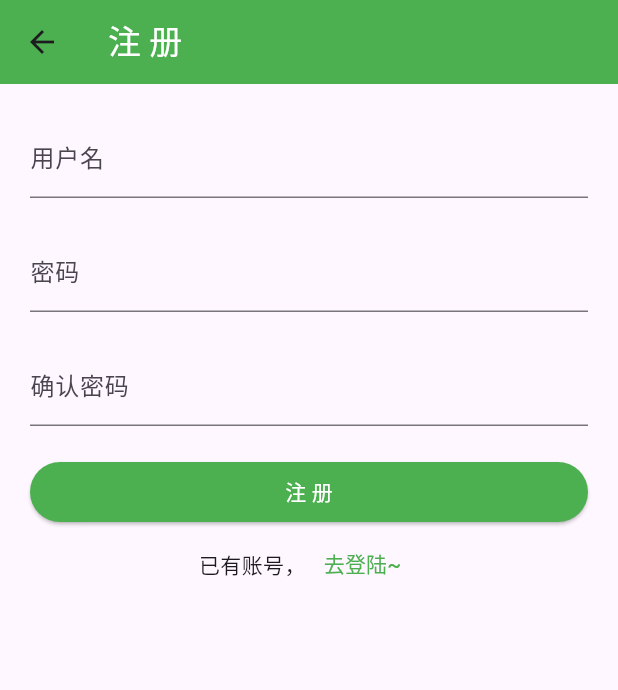
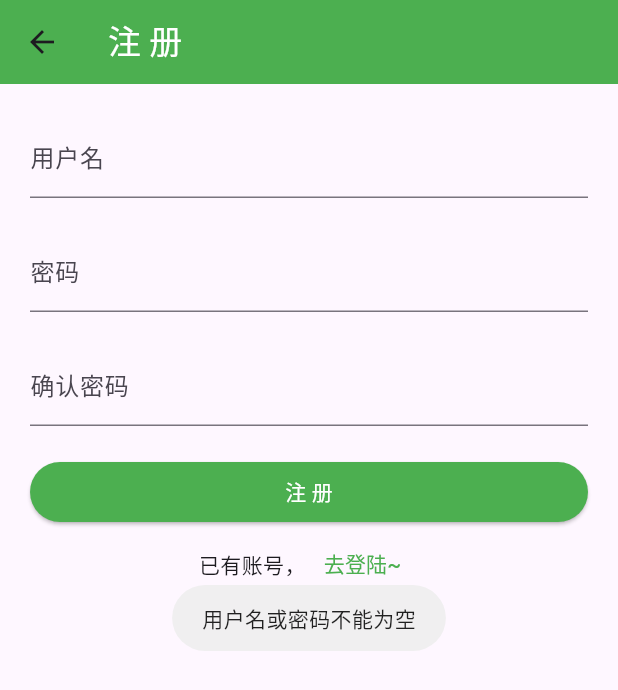
Before and after one commit to lwnull2018/flutter_demo, a Flutter app: the RegisterPage screen opened by its route, after a tap on "注 册", on a phone screen of 412 x 824 dp. Shown: the top 690 px of the screen. Run offline on Flutter 3.47's test engine with Material 3 defaults, Android fonts, the phone set to English and light mode, and no system bars; our stand-ins replace cached_network_image, card_swiper, dio, fluro, fluttertoast, image_picker and 1 more; network calls fail.

Commit message:
1.封闭dio； 2.注册联调;

```diff
--- a/hook_up_rent/lib/config.dart
+++ b/hook_up_rent/lib/config.dart
@@ -1,5 +1,5 @@
 class Config {
   static const CommonIcon = 'CommonIcon';
   static const BaseUrl =
-      'https://www.fastmock.site/mock/432a14676095fee4c04836707d74972f/api';
+      'http://localhost:8080/';
 }
--- a/hook_up_rent/lib/pages/register.dart
+++ b/hook_up_rent/lib/pages/register.dart
@@ -1,21 +1,68 @@
 //1.新建 /pages/home/index.dart
+import 'dart:convert';
+
 //2.添加 material、 page_content 依赖
+import 'package:dio/dio.dart';
 import 'package:flutter/material.dart';
-import 'package:hook_up_rent/widgets/page_content.dart';
+import 'package:hook_up_rent/utils/common_toast.dart';
+
+import '../utils/dio_http.dart';
+import '../utils/string_is_null_or_empty.dart';
 
 //3.编写无状态组件
-
 class RegisterPage extends StatefulWidget {
   const RegisterPage({super.key});
-
 
   @override
   State<StatefulWidget> createState() => _RegisterPageState();
 }
 
 class _RegisterPageState extends State<RegisterPage> {
+  var usernameController = TextEditingController();
+  var passwordController = TextEditingController();
+  var repeatPasswordController = TextEditingController();
 
   bool showPassword = false;
+
+  //注册请求
+  _registerHandler() async {
+    var username = usernameController.text;
+    var password = passwordController.text;
+    var repeatPassword = repeatPasswordController.text;
+
+    if (stringIsNullOrEmpty(username) || stringIsNullOrEmpty(password)) {
+      CommonToast.showToast('用户名或密码不能为空');
+      return;
+    }
+
+    if (password != repeatPassword) {
+      CommonToast.showToast('两次输入的密码不一致');
+      return;
+    }
+
+    var path = "/user/register";
+    var data = {"username": username, "password": password};
+    FormData formData =
+        FormData.fromMap({"username": username, "password": password});
+
+    try {
+      var res = await DioHttp.of(context).post(path, data);
+      print('*** *** res = $res');
+      //解析返回结果
+      var resString = json.decode(res.toString());
+      int status = resString['status'];
+      String description = resString['description'] ?? '内部错误';
+      CommonToast.showToast(description);
+      if (status.toString().startsWith('2')) {
+        Navigator.of(context).pushReplacementNamed('/login');
+      }
+
+    } catch (e) {
+      // Handle other format or parsing issues
+      print('&&&& Unexpected error during parsing: $e');
+    }
+
+  }
 
   @override
   Widget build(BuildContext context) {
@@ -23,20 +70,25 @@ class _RegisterPageState extends State<RegisterPage> {
     return Scaffold(
       appBar: AppBar(
         backgroundColor: Colors.green,
-        title: const Text('注 册', style: TextStyle(color: Colors.white),),
+        title: const Text(
+          '注 册',
+          style: TextStyle(color: Colors.white),
+        ),
       ),
       body: SafeArea(
         minimum: const EdgeInsets.all(20),
         child: ListView(
           children: [
-            const TextField(
-              decoration: InputDecoration(
+            TextField(
+              controller: usernameController,
+              decoration: const InputDecoration(
                 labelText: '用户名',
                 hintText: '请输入用户名',
               ),
             ),
             const Padding(padding: EdgeInsets.all(10)),
             TextField(
+              controller: passwordController,
               obscureText: !showPassword,
               decoration: const InputDecoration(
                 labelText: '密码',
@@ -45,6 +97,7 @@ class _RegisterPageState extends State<RegisterPage> {
             ),
             const Padding(padding: EdgeInsets.all(10)),
             TextField(
+              controller: repeatPasswordController,
               obscureText: !showPassword,
               decoration: const InputDecoration(
                 labelText: '确认密码',
@@ -54,9 +107,13 @@ class _RegisterPageState extends State<RegisterPage> {
             const Padding(padding: EdgeInsets.all(10)),
             ElevatedButton(
                 style: ElevatedButton.styleFrom(backgroundColor: Colors.green),
-                onPressed: () {},
-                child: const Text('注 册', style: TextStyle(color: Colors.white),)
-            ),
+                onPressed: () {
+                  _registerHandler();
+                },
+                child: const Text(
+                  '注 册',
+                  style: TextStyle(color: Colors.white),
+                )),
             Row(
               mainAxisAlignment: MainAxisAlignment.center,
               children: [
@@ -65,7 +122,10 @@ class _RegisterPageState extends State<RegisterPage> {
                     onPressed: () {
                       Navigator.pushReplacementNamed(context, '/login');
                     },
-                    child: const Text('去登陆~', style: TextStyle(color: Colors.green),)),
+                    child: const Text(
+                      '去登陆~',
+                      style: TextStyle(color: Colors.green),
+                    )),
               ],
             ),
           ],
@@ -73,5 +133,4 @@ class _RegisterPageState extends State<RegisterPage> {
       ),
     );
   }
-
 }
--- /dev/null
+++ b/hook_up_rent/lib/utils/string_is_null_or_empty.dart
@@ -0,0 +1,7 @@
+//判断字符串是否为空或者""
+bool stringIsNullOrEmpty(String str) {
+  if(str == null || str.trim() == '') {
+    return true;
+  }
+  return false;
+}
```
Also changed, not shown: hook_up_rent/lib/utils/dio_http.dart (added, +74 -0 lines), hook_up_rent/pubspec.lock.
